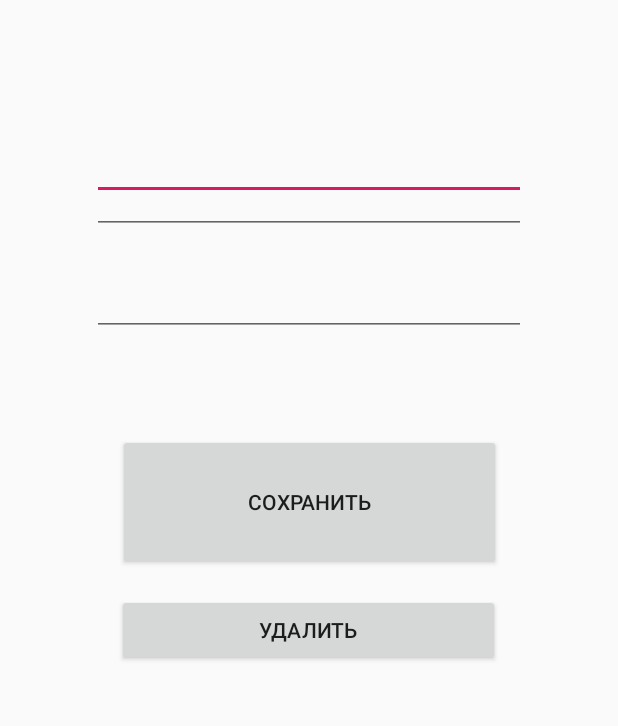
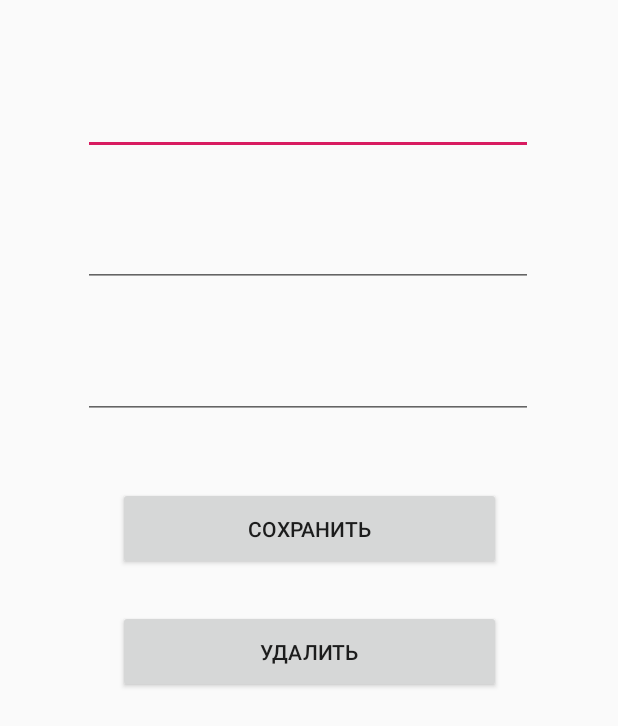
Before and after one commit to DSaven/Contacts, an Android app: the layout activity_info.xml on its own in the app's theme, with its tools: preview values and no code run, on a phone screen of 412 x 824 dp. Shown: the top 726 px of the screen. Run offline under Robolectric (Android 15) with nearby library versions, the phone set to English and light mode, and no system bars.

Commit message:
InfoActivity added

```diff
--- a/app/src/main/AndroidManifest.xml
+++ b/app/src/main/AndroidManifest.xml
@@ -17,6 +17,7 @@
             </intent-filter>
         </activity>
         <activity android:name=".AddActivity"></activity>
+        <activity android:name=".InfoActivity"></activity>
     </application>
 
 </manifest>
--- /dev/null
+++ b/app/src/main/java/com/example/contacts/InfoActivity.kt
@@ -0,0 +1,11 @@
+package com.example.contacts
+
+import android.os.Bundle
+import androidx.appcompat.app.AppCompatActivity
+
+class InfoActivity: AppCompatActivity() {
+    override fun onCreate(savedInstanceState: Bundle?) {
+        super.onCreate(savedInstanceState)
+        setContentView(R.layout.activity_info)
+    }
+}
--- a/app/src/main/java/com/example/contacts/MainActivity.kt
+++ b/app/src/main/java/com/example/contacts/MainActivity.kt
@@ -12,6 +12,7 @@ import android.view.ViewGroup
 import android.widget.ArrayAdapter
 import android.widget.BaseAdapter
 import android.widget.TextView
+import android.widget.Toast
 import kotlinx.android.synthetic.main.activity_main.*
 
 class MainActivity : AppCompatActivity() {
@@ -31,6 +32,12 @@ class MainActivity : AppCompatActivity() {
             val intent = Intent(this, AddActivity::class.java)
             startActivity(intent)
         }
+
+        listView.setOnItemClickListener{ parent, view, position, id ->
+            val intent = Intent(this, InfoActivity::class.java)
+            intent.putExtra("id", personList[position].id)
+            startActivity(intent)
+        }
     }
 
 }
--- a/app/src/main/res/layout/activity_info.xml
+++ b/app/src/main/res/layout/activity_info.xml
@@ -7,74 +7,62 @@
 
     <EditText
         android:id="@+id/name"
-        android:layout_width="0dp"
-        android:layout_height="0dp"
-        android:layout_marginStart="61dp"
-        android:layout_marginLeft="61dp"
-        android:layout_marginTop="42dp"
-        android:layout_marginEnd="61dp"
-        android:layout_marginRight="61dp"
-        android:layout_marginBottom="156dp"
+        android:layout_width="300dp"
+        android:layout_height="48dp"
         android:ems="10"
         android:inputType="textPersonName"
-        app:layout_constraintBottom_toTopOf="@+id/btnSave"
+        app:layout_constraintBottom_toBottomOf="parent"
         app:layout_constraintEnd_toEndOf="parent"
+        app:layout_constraintHorizontal_bias="0.495"
         app:layout_constraintStart_toStartOf="parent"
-        app:layout_constraintTop_toTopOf="parent" />
+        app:layout_constraintTop_toTopOf="parent"
+        app:layout_constraintVertical_bias="0.071" />
+
+    <EditText
+        android:id="@+id/email"
+        android:layout_width="300dp"
+        android:layout_height="48dp"
+        android:ems="10"
+        android:inputType="textPersonName"
+        app:layout_constraintBottom_toBottomOf="parent"
+        app:layout_constraintEnd_toEndOf="parent"
+        app:layout_constraintHorizontal_bias="0.495"
+        app:layout_constraintStart_toStartOf="parent"
+        app:layout_constraintTop_toTopOf="parent"
+        app:layout_constraintVertical_bias="0.298" />
 
     <EditText
         android:id="@+id/phone"
-        android:layout_width="0dp"
+        android:layout_width="300dp"
         android:layout_height="48dp"
-        android:layout_marginStart="61dp"
-        android:layout_marginLeft="61dp"
-        android:layout_marginTop="108dp"
-        android:layout_marginEnd="61dp"
-        android:layout_marginRight="61dp"
         android:ems="10"
         android:inputType="textPersonName"
+        app:layout_constraintBottom_toBottomOf="parent"
         app:layout_constraintEnd_toEndOf="parent"
-        app:layout_constraintHorizontal_bias="0.0"
+        app:layout_constraintHorizontal_bias="0.495"
         app:layout_constraintStart_toStartOf="parent"
-        app:layout_constraintTop_toTopOf="parent" />
-
-    <EditText
-        android:id="@+id/email"
-        android:layout_width="0dp"
-        android:layout_height="48dp"
-        android:layout_marginStart="61dp"
-        android:layout_marginLeft="61dp"
-        android:layout_marginTop="176dp"
-        android:layout_marginEnd="61dp"
-        android:layout_marginRight="61dp"
-        android:ems="10"
-        android:inputType="textPersonName"
-        app:layout_constraintEnd_toEndOf="parent"
-        app:layout_constraintHorizontal_bias="1.0"
-        app:layout_constraintStart_toStartOf="parent"
-        app:layout_constraintTop_toTopOf="parent" />
+        app:layout_constraintTop_toTopOf="parent"
+        app:layout_constraintVertical_bias="0.185" />
 
     <Button
         android:id="@+id/btnSave"
         android:layout_width="255dp"
-        android:layout_height="0dp"
-        android:layout_marginBottom="444dp"
+        android:layout_height="55dp"
         android:text="Сохранить"
         app:layout_constraintBottom_toBottomOf="parent"
         app:layout_constraintEnd_toEndOf="parent"
         app:layout_constraintStart_toStartOf="parent"
-        app:layout_constraintTop_toBottomOf="@+id/name" />
+        app:layout_constraintTop_toTopOf="parent"
+        app:layout_constraintVertical_bias="0.422" />
 
     <Button
         android:id="@+id/btnDelete"
         android:layout_width="255dp"
-        android:layout_height="0dp"
-        android:layout_marginStart="76dp"
-        android:layout_marginLeft="76dp"
-        android:layout_marginBottom="380dp"
+        android:layout_height="55dp"
         android:text="Удалить"
         app:layout_constraintBottom_toBottomOf="parent"
         app:layout_constraintEnd_toEndOf="parent"
-        app:layout_constraintHorizontal_bias="0.025"
-        app:layout_constraintStart_toStartOf="parent" />
+        app:layout_constraintStart_toStartOf="parent"
+        app:layout_constraintTop_toTopOf="parent"
+        app:layout_constraintVertical_bias="0.529" />
 </androidx.constraintlayout.widget.ConstraintLayout>
```
